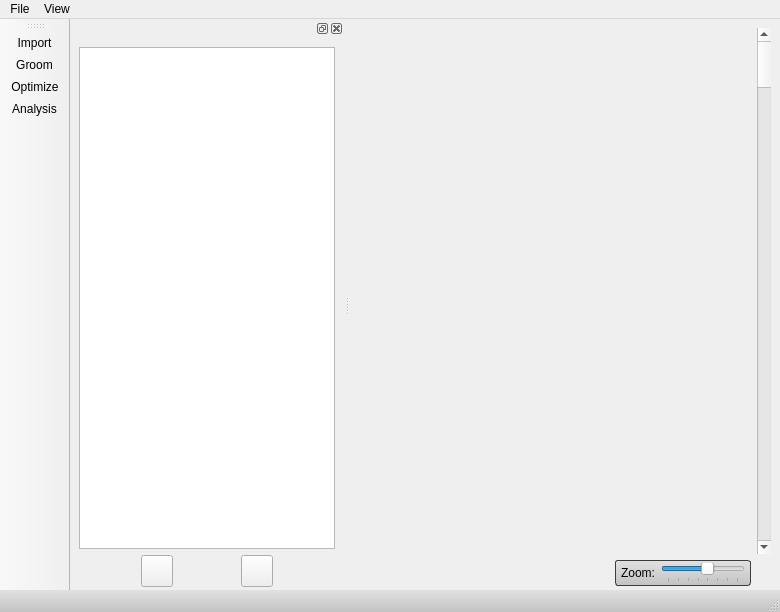
Qt form src/Interface/ShapeWorksStudioApp.ui (SCIInstitute/ShapeWorks) before a commit.
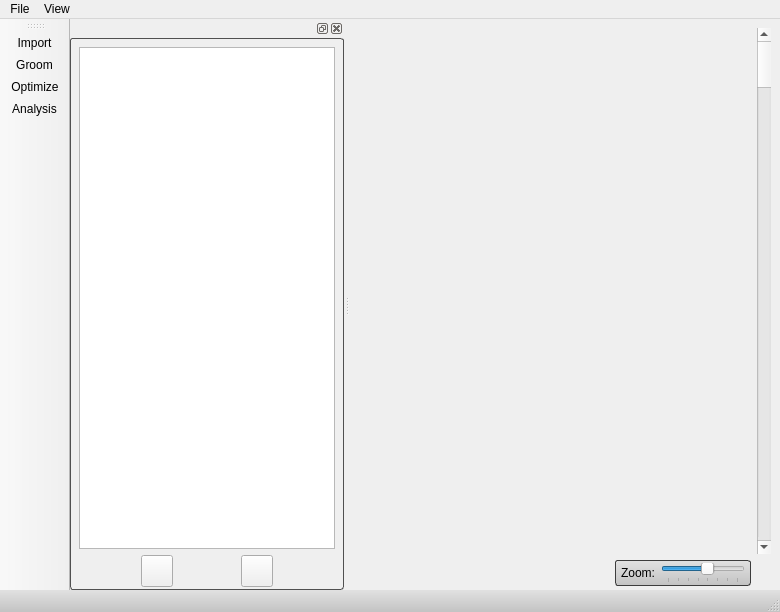
The same form after that commit. The open tabs and pages were chosen to show the change. Icons and pictures are not drawn. Custom widgets are drawn as their Qt base class.

Patch:
```diff
--- a/src/Interface/ShapeWorksStudioApp.ui
+++ b/src/Interface/ShapeWorksStudioApp.ui
@@ -27,6 +27,14 @@
 border-radius: 3px;
 }
 */
+
+
+QWidget#dockWidgetContents
+{
+border: 1px solid rgb(80,80,80);
+border-radius: 3px;
+}
+
 QWidget#statusbar
 {
 
```
Left out of the diff: 2 changed lines with no effect on the pictures.
